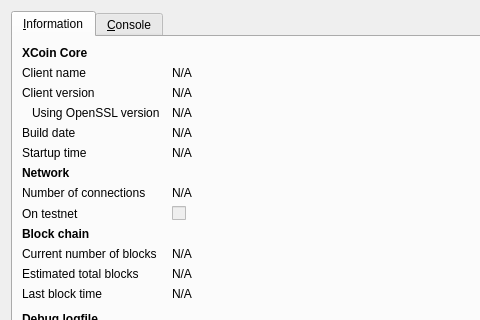
The window that src/qt/forms/rpcconsole.ui (kryptobytes/NOXI) describes before a commit, drawn with Qt 5; both pictures show x 0 to 480 and y 0 to 320 of the 740 by 450 pixel window.
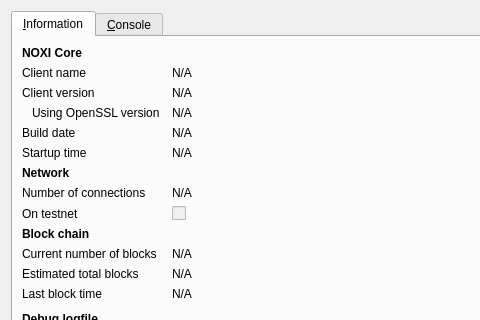
The same window after the commit. Icons and pictures are not drawn.

Commit message: All names changed to NOXI

Patch:
```diff
--- a/src/qt/forms/rpcconsole.ui
+++ b/src/qt/forms/rpcconsole.ui
@@ -36,7 +36,7 @@
           </font>
          </property>
          <property name="text">
-          <string>XCoin Core</string>
+          <string>NOXI Core</string>
          </property>
         </widget>
        </item>
```
Left out of the diff: 6 changed lines with no effect on the pictures. The commit also changes 49 other files.
